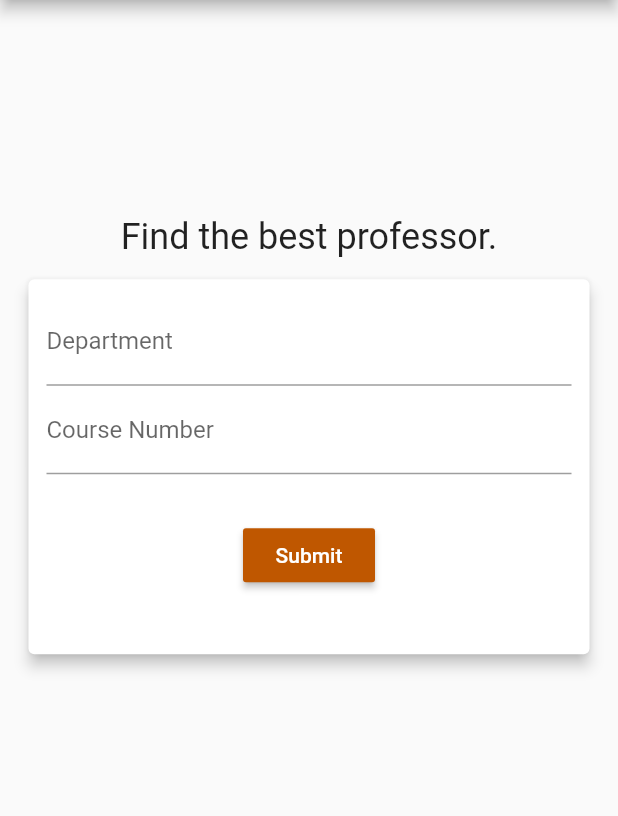
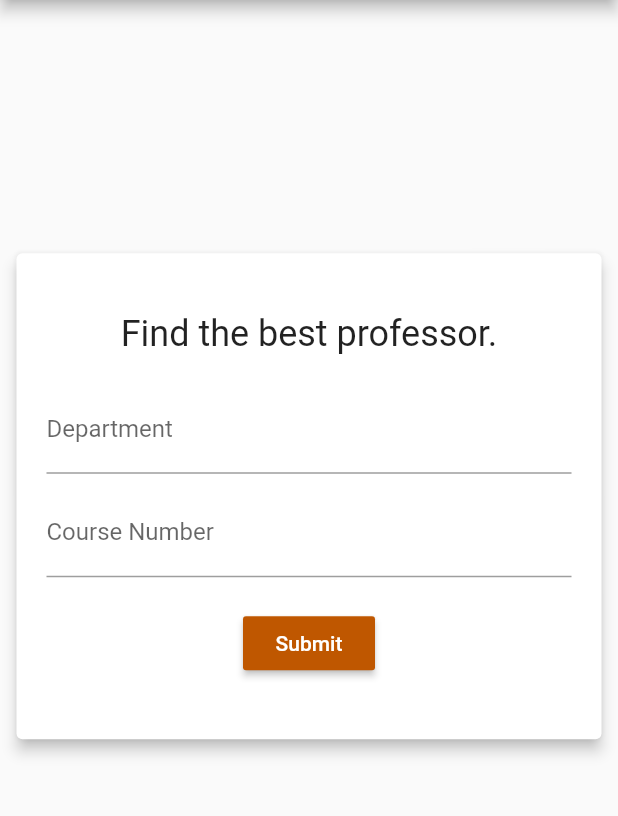
Before and after one commit to abhinavk99/PickYourProf-App, a Flutter app: the screen it shows after launch, on a phone screen of 412 x 824 dp, the part 84-900 px from its top. Run offline on Flutter 3.47's test engine with Material 2 defaults, Android fonts, the phone set to English and light mode, and no system bars.

Commit message:
Moved phrase into card and put CourseData in own file

```diff
--- /dev/null
+++ b/lib/data/course_data.dart
@@ -0,0 +1,4 @@
+class CourseData {
+  String department = '';
+  String courseNumber = '';
+}
--- a/lib/main.dart
+++ b/lib/main.dart
@@ -1,15 +1,15 @@
 import 'package:flutter/material.dart';
 import 'package:pick_your_prof/widgets/course_form.dart';
 
-void main() => runApp(new PickYourProf());
+void main() => runApp(PickYourProf());
 
 class PickYourProf extends StatelessWidget {
   // This widget is the root of your application.
   @override
   Widget build(BuildContext context) {
-    return new MaterialApp(
+    return MaterialApp(
       title: 'PickYourProf',
-      theme: new ThemeData(
+      theme: ThemeData(
         // This is the theme of your application.
         //
         // Try running your application with "flutter run". You'll see the
@@ -31,7 +31,7 @@ class PickYourProf extends StatelessWidget {
           900: const Color(0xFFbf5700),
         }),
       ),
-      home: new HomePage(title: 'PickYourProf'),
+      home: HomePage(title: 'PickYourProf'),
     );
   }
 }
@@ -51,7 +51,7 @@ class HomePage extends StatefulWidget {
   final String title;
 
   @override
-  _HomePageState createState() => new _HomePageState();
+  _HomePageState createState() => _HomePageState();
 }
 
 class _HomePageState extends State<HomePage> {
@@ -62,33 +62,19 @@ class _HomePageState extends State<HomePage> {
     // The Flutter framework has been optimized to make rerunning build methods
     // fast, so that you can just rebuild anything that needs updating rather
     // than having to individually change instances of widgets.
-    return new Scaffold(
-      appBar: new AppBar(
+    return Scaffold(
+      appBar: AppBar(
         // Here we take the value from the HomePage object that was created by
         // the App.build method, and use it to set our appbar title.
-        title: new Text(widget.title),
+        title: Text(widget.title),
       ),
       body: ListView(
         //Wrap body into ListView so the contents remain scrollable on smaller screen sizes
         children: <Widget>[
           Padding(
-            padding: EdgeInsets.only(top: MediaQuery.of(context).size.width * .35), //Dynamically Center Input Widget
+            padding: EdgeInsets.only(top: MediaQuery.of(context).size.width * .40), //Dynamically Center Input Widget
           ),
-          Column(
-            mainAxisAlignment: MainAxisAlignment.center,
-            children: <Widget>[
-              new Text(
-                'Find the best professor.',
-                style: new TextStyle(
-                  fontSize: 24.0,
-                ),
-              ),
-              new Padding(
-                padding: const EdgeInsets.symmetric(vertical: 10.0),
-                child: new CourseForm(),
-              ),
-            ],
-          ),
+          CourseForm(),
         ],
       ),
     );
--- a/lib/widgets/course_form.dart
+++ b/lib/widgets/course_form.dart
@@ -1,9 +1,5 @@
 import 'package:flutter/material.dart';
-
-class _CourseData {
-  String department = '';
-  String courseNumber = '';
-}
+import 'package:pick_your_prof/data/course_data.dart';
 
 class CourseForm extends StatefulWidget {
   @override
@@ -15,26 +11,38 @@ class CourseFormState extends State<CourseForm> {
   // us to validate the form
   //
   // Note: This is a `GlobalKey<FormState>`, not a GlobalKey<_CourseFormState>!
-  final GlobalKey<FormState> _formKey = new GlobalKey<FormState>();
-  _CourseData _data = new _CourseData();
+  final _formKey = GlobalKey<FormState>();
+  CourseData data = CourseData();
 
   @override
   Widget build(BuildContext context) {
     // Build a Form widget using the _formKey we created above
-    return new Center(
-      child: new Card(
+    return Center(
+      child: Card(
         elevation: 4.0,
-        child: new Padding(
-          padding: EdgeInsets.all(12.0),
-          child: new Form(
-            key: this._formKey,
-            child: new Column(
+        child: Container(
+          margin: EdgeInsets.all(20.0),
+          child: Column(
             mainAxisAlignment: MainAxisAlignment.center,
             children: <Widget>[
-                new Container(
+              Padding(
+                padding: EdgeInsets.all(20.0),
+                child: Text(
+                  'Find the best professor.',
+                  style: TextStyle(
+                    fontSize: 24.0,
+                  ),
+                ),
+              ),
+              Form(
+                key: this._formKey,
+                child: Column(
+                  mainAxisAlignment: MainAxisAlignment.center,
+                  children: <Widget>[
+                    Container(
                       width: 350.0,
-                  child: new TextFormField(
-                    decoration: new InputDecoration(labelText: 'Department', hintText: 'Ex: CS'),
+                      child: TextFormField(
+                        decoration: InputDecoration(labelText: 'Department', hintText: 'Ex: CS'),
                         textAlign: TextAlign.center,
                         validator: (String value) {
                           if (value.isEmpty) {
@@ -43,14 +51,17 @@ class CourseFormState extends State<CourseForm> {
                           return null;
                         },
                         onSaved: (String value) {
-                      this._data.department = value;
+                          this.data.department = value;
                         },
                       ),
                     ),
-                new Container(
+                    Padding(
+                      padding: EdgeInsets.symmetric(vertical: 5.0),
+                    ),
+                    Container(
                       width: 350.0,
-                  child: new TextFormField(
-                    decoration: new InputDecoration(labelText: 'Course Number', hintText: 'Ex: 314'),
+                      child: TextFormField(
+                        decoration: InputDecoration(labelText: 'Course Number', hintText: 'Ex: 314'),
                         textAlign: TextAlign.center,
                         validator: (String value) {
                           if (value.isEmpty) {
@@ -59,22 +70,22 @@ class CourseFormState extends State<CourseForm> {
                           return null;
                         },
                         onSaved: (String value) {
-                      this._data.courseNumber = value;
+                          this.data.courseNumber = value;
                         },
                       ),
                     ),
-                new Padding(
-                  padding: const EdgeInsets.symmetric(vertical: 30.0),
-                  child: new RaisedButton(
+                    Padding(
+                      padding: const EdgeInsets.symmetric(vertical: 20.0),
+                      child: RaisedButton(
                         onPressed: () {
                           if (this._formKey.currentState.validate()) {
                             _formKey.currentState.save();
-                        Scaffold.of(context).showSnackBar(new SnackBar(content: Text('Getting information for ${_data.department} ${_data.courseNumber}')));
+                            Scaffold.of(context).showSnackBar(SnackBar(content: Text('Getting information for ${data.department} ${data.courseNumber}')));
                           }
                         },
-                    child: new Text(
+                        child: Text(
                           'Submit',
-                      style: new TextStyle(color: Colors.white),
+                          style: TextStyle(color: Colors.white),
                         ),
                         color: Theme.of(context).accentColor,
                       ),
@@ -82,6 +93,8 @@ class CourseFormState extends State<CourseForm> {
                   ],
                 ),
               ),
+            ],
+          ),
         ),
       ),
     );
```
Lines whose indentation alone changed are shown as unchanged.
